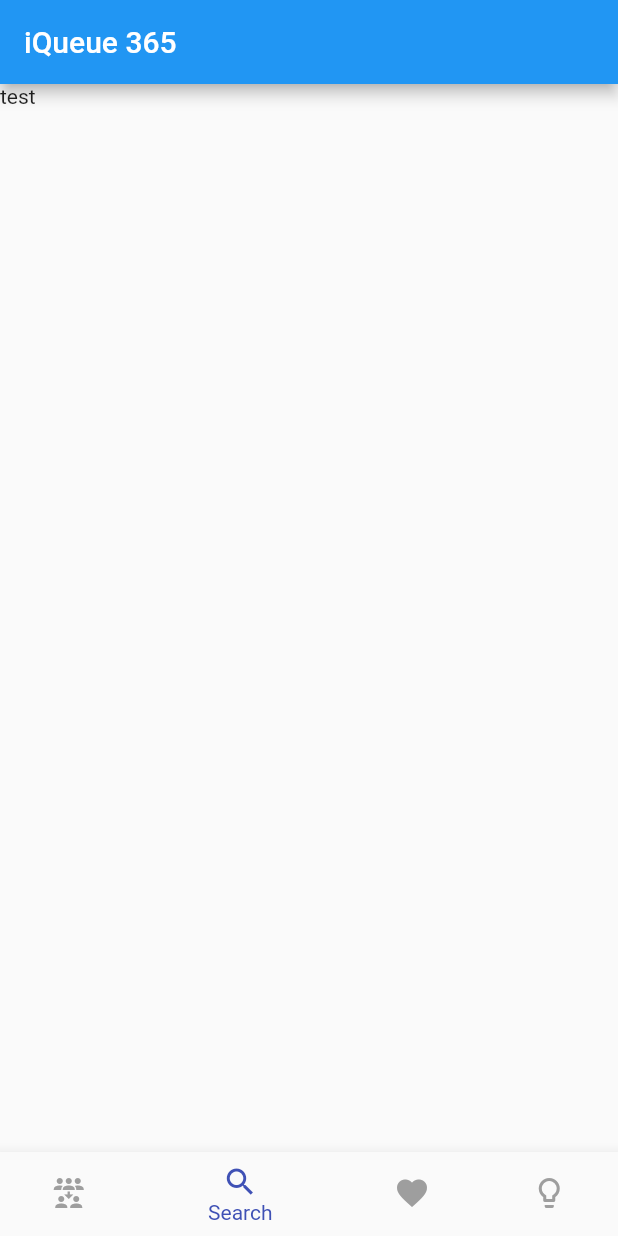
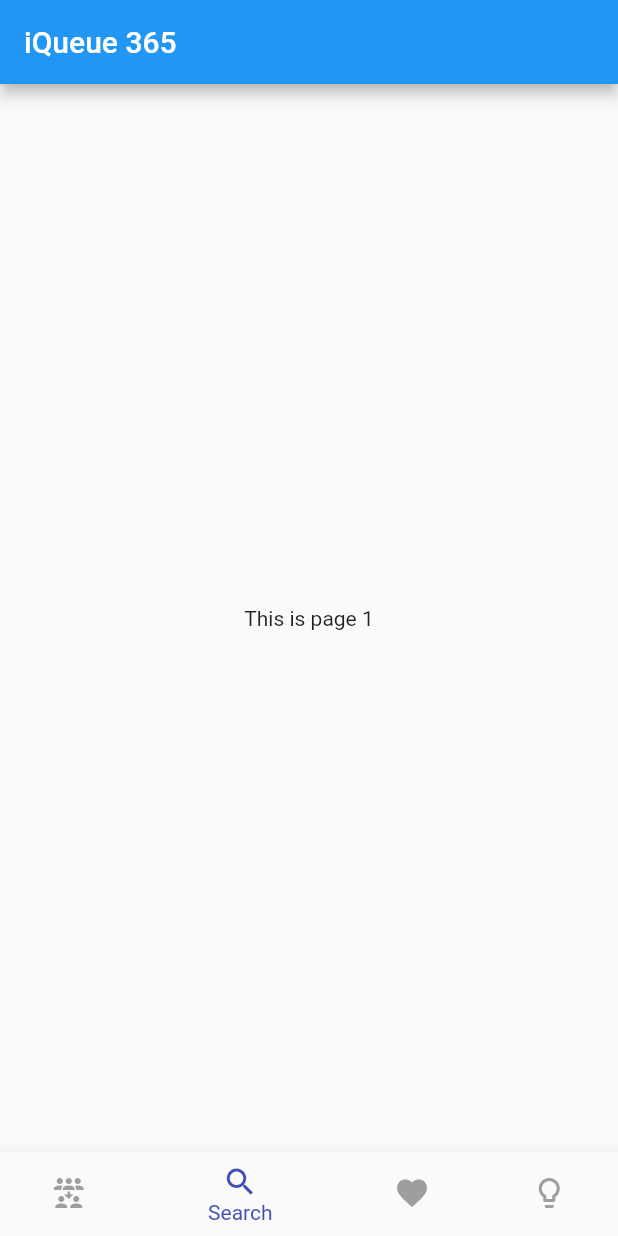
Before and after one commit to badalsura/Flutter-Learning-Projects, a Flutter app: the screen it shows after launch, item 2 of the bottom bar chosen, on a phone screen of 412 x 824 dp. Run offline on Flutter 3.47's test engine with Material 2 defaults, Android fonts, the phone set to English and light mode, and no system bars.

Commit message:
second_commit

```diff
--- /dev/null
+++ b/lib/home.dart
@@ -0,0 +1,16 @@
+import 'package:flutter/material.dart';
+
+class HomePage extends StatelessWidget {
+  //const HomePage({Key? key}) : super(key: key);
+
+  final int selectedIndex;
+
+  HomePage({required this.selectedIndex});
+
+  @override
+  Widget build(BuildContext context) {
+    return Center(
+      child: Text('This is page '+selectedIndex.toString()),
+    );
+  }
+}
--- a/lib/main.dart
+++ b/lib/main.dart
@@ -1,4 +1,6 @@
 import 'package:flutter/material.dart';
+
+import './home.dart';
 
 void main() => runApp(MyApp());
 
@@ -25,7 +27,7 @@ class _MyAppState extends State<MyApp> {
         appBar: AppBar(
           title: const Text('iQueue 365'),
         ),
-        body: const Text('test'),
+        body: HomePage(selectedIndex: _selectedIndex),
         bottomNavigationBar: BottomNavigationBar(
           items: const <BottomNavigationBarItem>[
             BottomNavigationBarItem(
```
